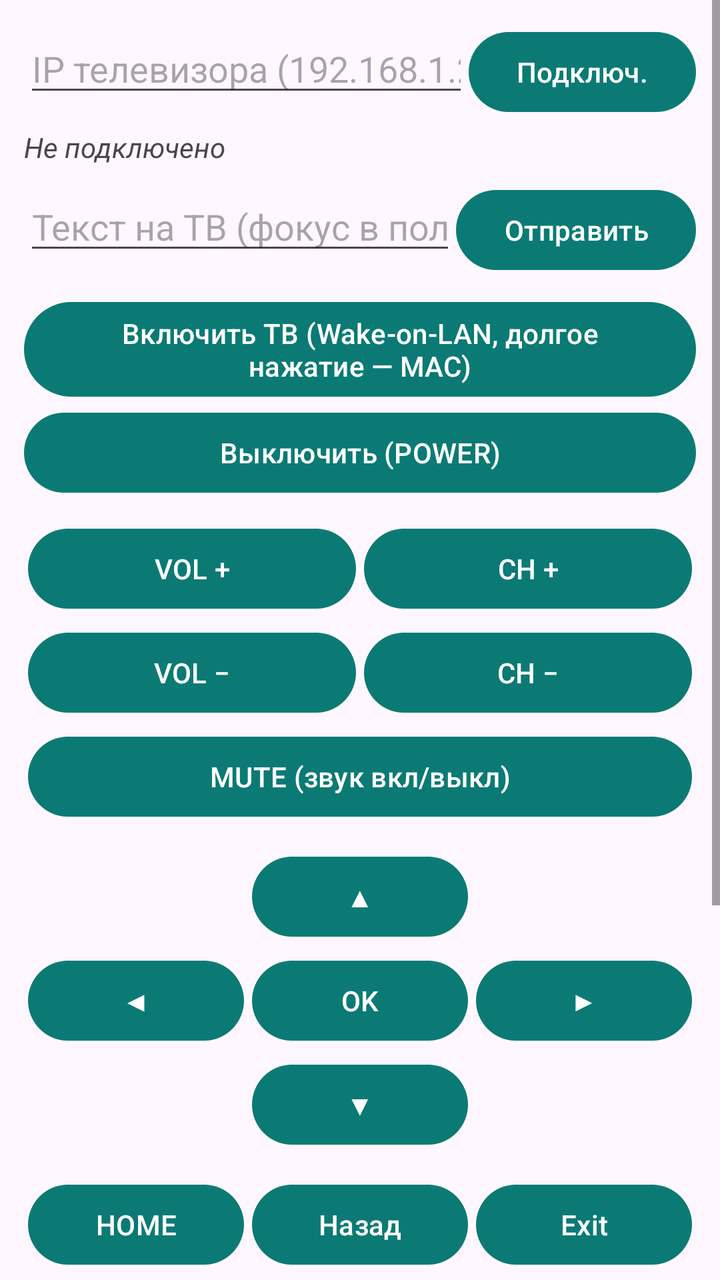
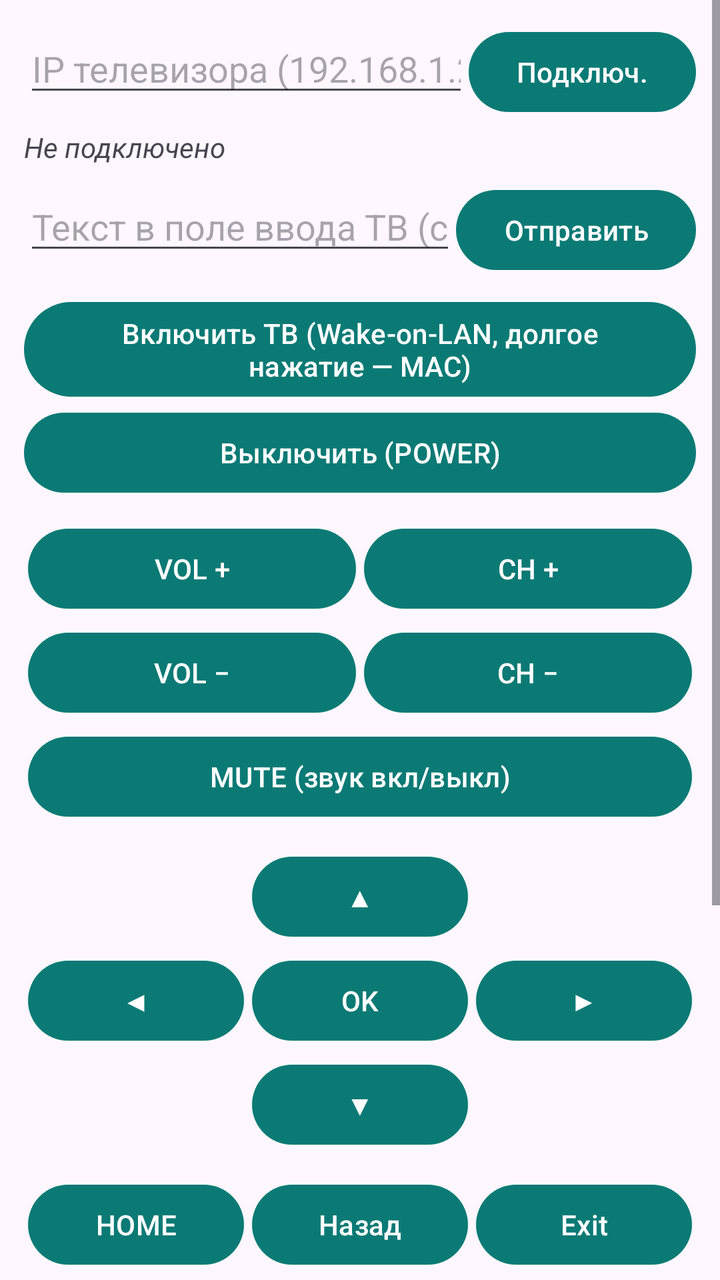

Two renders of the same Android screen: before a commit and after it. Below are the layout's source before the change and the commit's diff.
<!-- AndroidManifest.xml: application theme Theme.TizenPult -->
<!-- res/layout/activity_main.xml -->
<?xml version="1.0" encoding="utf-8"?>
<ScrollView xmlns:android="http://schemas.android.com/apk/res/android"
    android:layout_width="match_parent"
    android:layout_height="match_parent"
    android:fillViewport="true">

    <LinearLayout
        android:layout_width="match_parent"
        android:layout_height="wrap_content"
        android:orientation="vertical"
        android:padding="12dp">

        
        <LinearLayout
            android:layout_width="match_parent"
            android:layout_height="wrap_content"
            android:orientation="horizontal">

            <EditText
                android:id="@+id/ipInput"
                android:layout_width="0dp"
                android:layout_height="wrap_content"
                android:layout_weight="1"
                android:hint="IP телевизора (192.168.1.225)"
                android:inputType="text"
                android:maxLines="1" />

            <Button
                android:id="@+id/btnConnect"
                android:layout_width="wrap_content"
                android:layout_height="wrap_content"
                android:text="Подключ." />
        </LinearLayout>

        <TextView
            android:id="@+id/statusView"
            android:layout_width="match_parent"
            android:layout_height="wrap_content"
            android:paddingTop="4dp"
            android:paddingBottom="8dp"
            android:text="Не подключено"
            android:textStyle="italic" />

        
        <LinearLayout
            android:layout_width="match_parent"
            android:layout_height="wrap_content"
            android:orientation="horizontal">

            <EditText
                android:id="@+id/textInput"
                android:layout_width="0dp"
                android:layout_height="wrap_content"
                android:layout_weight="1"
                android:hint="Текст на ТВ (фокус в поле ввода)"
                android:inputType="text"
                android:maxLines="1" />

            <Button
                android:id="@+id/btnSendText"
                android:layout_width="wrap_content"
                android:layout_height="wrap_content"
                android:text="Отправить" />
        </LinearLayout>

        
        <Button
            android:id="@+id/btnPowerOn"
            android:layout_width="match_parent"
            android:layout_height="wrap_content"
            android:layout_marginTop="8dp"
            android:text="Включить ТВ (Wake-on-LAN, долгое нажатие — MAC)" />

        <Button
            android:layout_width="match_parent"
            android:layout_height="wrap_content"
            android:onClick="onKeyClick"
            android:tag="KEY_POWEROFF"
            android:text="Выключить (POWER)" />

        
        <TableLayout
            android:layout_width="match_parent"
            android:layout_height="wrap_content"
            android:layout_marginTop="8dp">

            <TableRow android:weightSum="2">
                <Button
                    android:layout_width="match_parent"
                    android:layout_height="wrap_content"
                    android:layout_weight="1"
                    android:layout_margin="2dp"
                    android:onClick="onKeyClick"
                    android:tag="KEY_VOLUP"
                    android:text="VOL +" />
                <Button
                    android:layout_width="match_parent"
                    android:layout_height="wrap_content"
                    android:layout_weight="1"
                    android:layout_margin="2dp"
                    android:onClick="onKeyClick"
                    android:tag="KEY_CHUP"
                    android:text="CH +" />
            </TableRow>

            <TableRow android:weightSum="2">
                <Button
                    android:layout_width="match_parent"
                    android:layout_height="wrap_content"
                    android:layout_weight="1"
                    android:layout_margin="2dp"
                    android:onClick="onKeyClick"
                    android:tag="KEY_VOLDOWN"
                    android:text="VOL −" />
                <Button
                    android:layout_width="match_parent"
                    android:layout_height="wrap_content"
                    android:layout_weight="1"
                    android:layout_margin="2dp"
                    android:onClick="onKeyClick"
                    android:tag="KEY_CHDOWN"
                    android:text="CH −" />
            </TableRow>
        </TableLayout>

        <Button
            android:layout_width="match_parent"
            android:layout_height="wrap_content"
            android:layout_margin="2dp"
            android:onClick="onKeyClick"
            android:tag="KEY_MUTE"
            android:text="MUTE (звук вкл/выкл)" />

        
        <TableLayout
            android:layout_width="match_parent"
            android:layout_height="wrap_content"
            android:layout_marginTop="8dp">

            <TableRow android:weightSum="3">
                <Space android:layout_weight="1" />
                <Button
                    android:layout_width="match_parent"
                    android:layout_height="wrap_content"
                    android:layout_weight="1"
                    android:layout_margin="2dp"
                    android:onClick="onKeyClick"
                    android:tag="KEY_UP"
                    android:text="▲" />
                <Space android:layout_weight="1" />
            </TableRow>

            <TableRow android:weightSum="3">
                <Button
                    android:layout_width="match_parent"
                    android:layout_height="wrap_content"
                    android:layout_weight="1"
                    android:layout_margin="2dp"
                    android:onClick="onKeyClick"
                    android:tag="KEY_LEFT"
                    android:text="◀" />
                <Button
                    android:layout_width="match_parent"
                    android:layout_height="wrap_content"
                    android:layout_weight="1"
                    android:layout_margin="2dp"
                    android:onClick="onKeyClick"
                    android:tag="KEY_ENTER"
                    android:text="OK" />
                <Button
                    android:layout_width="match_parent"
                    android:layout_height="wrap_content"
                    android:layout_weight="1"
                    android:layout_margin="2dp"
                    android:onClick="onKeyClick"
                    android:tag="KEY_RIGHT"
                    android:text="▶" />
            </TableRow>

            <TableRow android:weightSum="3">
                <Space android:layout_weight="1" />
                <Button
                    android:layout_width="match_parent"
                    android:layout_height="wrap_content"
                    android:layout_weight="1"
                    android:layout_margin="2dp"
                    android:onClick="onKeyClick"
                    android:tag="KEY_DOWN"
                    android:text="▼" />
                <Space android:layout_weight="1" />
            </TableRow>
        </TableLayout>

        
        <TableLayout
            android:layout_width="match_parent"
            android:layout_height="wrap_content"
            android:layout_marginTop="8dp">

            <TableRow android:weightSum="3">
                <Button
                    android:layout_width="match_parent"
                    android:layout_height="wrap_content"
                    android:layout_weight="1"
                    android:layout_margin="2dp"
                    android:onClick="onKeyClick"
                    android:tag="KEY_HOME"
                    android:text="HOME" />
                <Button
                    android:layout_width="match_parent"
                    android:layout_height="wrap_content"
                    android:layout_weight="1"
                    android:layout_margin="2dp"
                    android:onClick="onKeyClick"
                    android:tag="KEY_RETURN"
                    android:text="Назад" />
                <Button
                    android:layout_width="match_parent"
                    android:layout_height="wrap_content"
                    android:layout_weight="1"
                    android:layout_margin="2dp"
                    android:onClick="onKeyClick"
                    android:tag="KEY_EXIT"
                    android:text="Exit" />
            </TableRow>

            <TableRow android:weightSum="3">
                <Button
                    android:layout_width="match_parent"
                    android:layout_height="wrap_content"
                    android:layout_weight="1"
                    android:layout_margin="2dp"
                    android:onClick="onKeyClick"
                    android:tag="KEY_HDMI_1"
                    android:text="HDMI 1" />
                <Button
                    android:layout_width="match_parent"
                    android:layout_height="wrap_content"
                    android:layout_weight="1"
                    android:layout_margin="2dp"
                    android:onClick="onKeyClick"
                    android:tag="KEY_HDMI_2"
                    android:text="HDMI 2" />
                <Button
                    android:layout_width="match_parent"
                    android:layout_height="wrap_content"
                    android:layout_weight="1"
                    android:layout_margin="2dp"
                    android:onClick="onKeyClick"
                    android:tag="KEY_HDMI_3"
                    android:text="HDMI 3" />
            </TableRow>
        </TableLayout>

        
        <TableLayout
            android:layout_width="match_parent"
            android:layout_height="wrap_content"
            android:layout_marginTop="8dp">

            <TableRow android:weightSum="2">
                <Button
                    android:layout_width="match_parent"
                    android:layout_height="wrap_content"
                    android:layout_weight="1"
                    android:layout_margin="2dp"
                    android:onClick="onAppClick"
                    android:tag="11101200001"
                    android:text="YouTube" />
                <Button
                    android:layout_width="match_parent"
                    android:layout_height="wrap_content"
                    android:layout_weight="1"
                    android:layout_margin="2dp"
                    android:onClick="onAppClick"
                    android:tag="org.tizen.netflixapp"
                    android:text="Netflix" />
            </TableRow>
        </TableLayout>

        <Button
            android:id="@+id/btnApps"
            android:layout_width="match_parent"
            android:layout_height="wrap_content"
            android:layout_marginTop="4dp"
            android:text="Список приложений с ТВ" />

        <TextView
            android:layout_width="match_parent"
            android:layout_height="wrap_content"
            android:paddingTop="8dp"
            android:text="Первое подключение: ТВ покажет запрос — нажмите «Разрешить» на экране ТВ."
            android:textSize="12sp" />

        
        <Button
            android:id="@+id/btnLog"
            android:layout_width="match_parent"
            android:layout_height="wrap_content"
            android:layout_marginTop="4dp"
            android:text="Журнал связи с ТВ (лог)" />

    </LinearLayout>
</ScrollView>
<!-- resources referenced by this layout -->
<resources>
  <style name="Theme.TizenPult" parent="Theme.Material3.DayNight">
          <item name="colorPrimary">@color/primary</item>
      </style>
  <color name="primary">#0B7A75</color>
</resources>

<!-- the commit's change to res/layout/activity_main.xml (unified diff, before → after) -->
@@ -52,7 +52,7 @@
                 android:layout_width="0dp"
                 android:layout_height="wrap_content"
                 android:layout_weight="1"
-                android:hint="Текст на ТВ (фокус в поле ввода)"
+                android:hint="Текст в поле ввода ТВ (сначала кликни поле на ТВ)"
                 android:inputType="text"
                 android:maxLines="1" />
 
